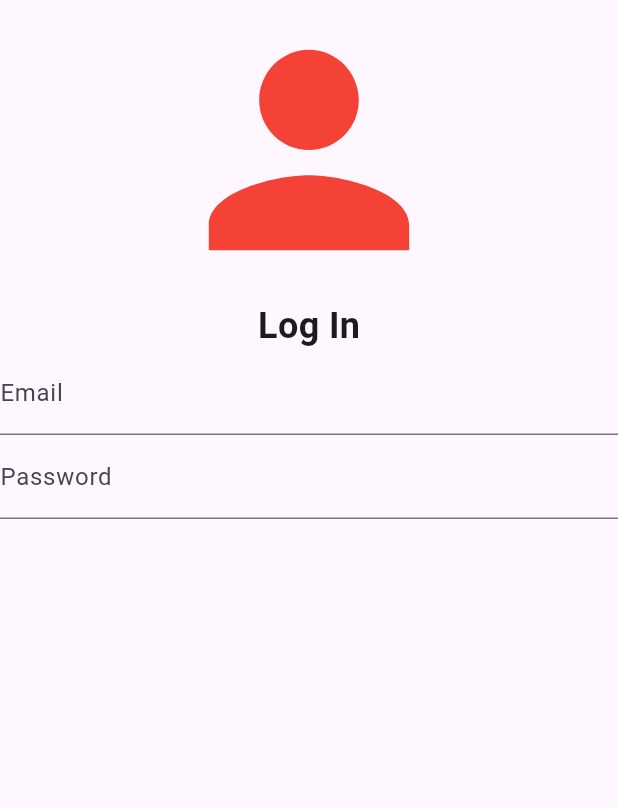
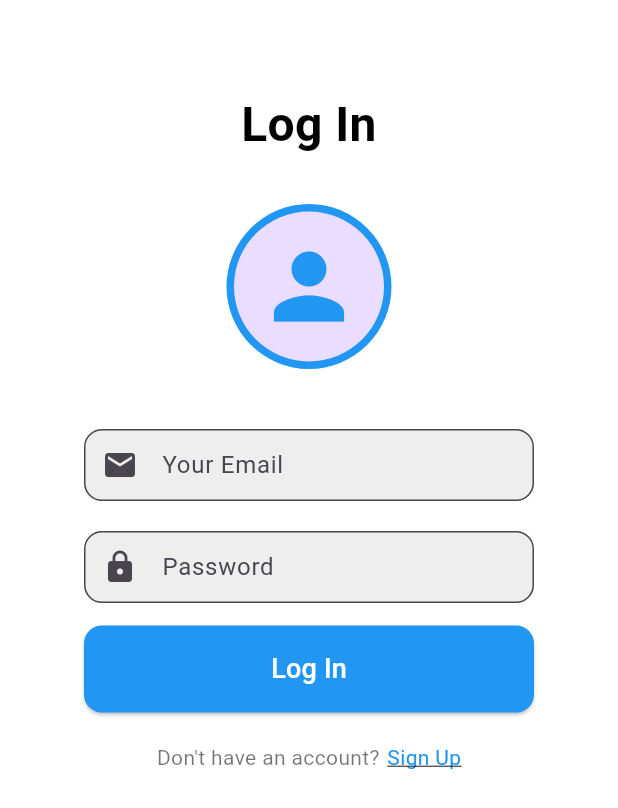
Before and after one commit to EiduLuise/cc206-scholarship_application, a Flutter app: the screen it shows after launch, on a phone screen of 412 x 824 dp. Shown: the top 808 px of the screen. Run offline on Flutter 3.47's test engine with Material 3 defaults, Android fonts, the phone set to English and light mode, and no system bars.

Commit message:
Log in update

```diff
--- a/cc206_scholarship_application/lib/features/log_in_page.dart
+++ b/cc206_scholarship_application/lib/features/log_in_page.dart
@@ -1,48 +1,166 @@
-import 'dart:ui';
-import 'package:flutter/widgets.dart';
 import 'package:flutter/material.dart';
-import 'package:cc206_scholarship_application/features/log_in_page.dart';
+
 
 void main() {
   runApp(const LogInPage());
 }
 
+
 class LogInPage extends StatelessWidget {
   const LogInPage({super.key});
 
+
+  @override
+  Widget build(BuildContext context) {
+    return MaterialApp(
+      title: 'Log In Page',
+      theme: ThemeData(
+        primarySwatch: Colors.blue,
+      ),
+      home: SignUpPage(),
+    );
+  }
+}
+
+
+class SignUpPage extends StatelessWidget {
   @override
   Widget build(BuildContext context) {
     return Scaffold(
-      body: Column(
+      backgroundColor: Colors.white,
+      body: SingleChildScrollView(
+        child: Padding(
+          padding: const EdgeInsets.symmetric(horizontal: 24.0, vertical: 60.0),
+          child: Column(
+            crossAxisAlignment: CrossAxisAlignment.center,
             children: [
-          // Widgets for LogInPage
-          Icon(
-            Icons.person,
-            color: Colors.red,
-            size: 200,
+              // Sign Up text
+              const Text(
+                'Log In',
+                style: TextStyle(
+                  fontSize: 32,
+                  fontWeight: FontWeight.bold,
+                  color: Colors.black,
+                ),
+                textAlign: TextAlign.center,
+              ),
+              const SizedBox(height: 30),
+
+              // Placeholder for Image
+
+                const Row(
+                  mainAxisAlignment: MainAxisAlignment.center,
+                  children: [
+                    CircleAvatar(
+                      radius: 55,
+                      backgroundColor: Colors.blue,
+                      child: CircleAvatar(
+                        radius: 50,
+                      child: Icon(Icons.person, size: 70, color: Colors.blue,),
+                      ),
+                    ),
+                  ],
                 ),
 
-          Text(
-            'Log In',
-            style: TextStyle(fontSize: 24, fontWeight: FontWeight.bold),
+              const SizedBox(height: 40),
+
+
+              // Email input field
+              SizedBox(
+                width: 300, // Adjust width as needed
+                child: TextField(
+                  decoration: InputDecoration(
+                    labelText: 'Your Email',
+                    prefixIcon: const Icon(Icons.email),
+                    contentPadding: const EdgeInsets.symmetric(vertical: 8.0), // Adjust height
+                    border: OutlineInputBorder(
+                      borderRadius: BorderRadius.circular(12),
                     ),
-
-          // Name TextFormField
-          TextFormField(
-            decoration: InputDecoration(
-              labelText: 'Email',
+                    filled: true,
+                    fillColor: Colors.grey[200],
                   ),
                 ),
+              ),
+              const SizedBox(height: 20),
 
-          // Password TextFormField
-          TextFormField(
+
+              // Password input field
+              SizedBox(
+                width: 300, // Adjust width as needed
+                child: TextField(
+                  obscureText: true,
                   decoration: InputDecoration(
                     labelText: 'Password',
+                    prefixIcon: const Icon(Icons.lock),
+                    contentPadding: const EdgeInsets.symmetric(vertical: 8.0), // Adjust height
+                    border: OutlineInputBorder(
+                      borderRadius: BorderRadius.circular(12),
                     ),
-            obscureText: true,
+                    filled: true,
+                    fillColor: Colors.grey[200],
                   ),
+                ),
+              ),
+              const SizedBox(height: 10),
 
+
+
+
+              const SizedBox(height:5),
+
+
+              // Sign Up button with same width as the text fields
+              SizedBox(
+                width: 300, // Adjust width as needed
+                child: ElevatedButton(
+                  onPressed: () {},
+                  style: ElevatedButton.styleFrom(
+                    padding: EdgeInsets.symmetric(vertical: 16),
+                    shape: RoundedRectangleBorder(
+                      borderRadius: BorderRadius.circular(12),
+                    ),
+                    backgroundColor: Colors.blue,
+                  ),
+                  child: const Center(
+                    child: Text(
+                      'Log In',
+                      style: TextStyle(
+                        fontSize: 18,
+                        color: Colors.white,
+                      ),
+                    ),
+                  ),
+                ),
+              ),
+              const SizedBox(height: 20),
+
+
+              // Already have an account? Log in
+              Row(
+                mainAxisAlignment: MainAxisAlignment.center,
+                children: [
+                  const Text(
+                    "Don't have an account?",
+                    style: TextStyle(color: Colors.black54),
+                  ),
+                  const SizedBox(width: 5),
+                  GestureDetector(
+                    onTap: () {
+                      // Navigate to Log in page
+                    },
+                    child: Text(
+                      "Sign Up",
+                      style: TextStyle(
+                        color: Colors.blue,
+                        decoration: TextDecoration.underline,
+                      ),
+                    ),
+                  ),
                 ],
+              ),
+            ],
+          ),
+        ),
       ),
     );
   }
--- a/cc206_scholarship_application/lib/main.dart
+++ b/cc206_scholarship_application/lib/main.dart
@@ -1,5 +1,6 @@
 import 'package:flutter/material.dart';
 import 'features/log_in_page.dart';
+
 
 void main() {
   runApp(const MyApp());
--- a/cc206_scholarship_application/pubspec.yaml
+++ b/cc206_scholarship_application/pubspec.yaml
@@ -60,7 +60,7 @@ flutter:
 
   # To add assets to your application, add an assets section, like this:
   assets:
-     - assets/images/loginpage.jpg
+    - assets/images/loginpage.jpg
 
 
   # An image asset can refer to one or more resolution-specific "variants", see
```
Lines whose indentation alone changed are shown as unchanged.
